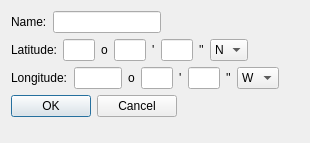
Old version of the form python/res/ui/widgets/location_config.ui in the repository mareuter/lunar-club-tools.
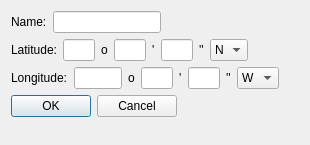
New version of the form.

Commit message: Refs #14. Fixing dialog dimensions.

What changed in the file:
```diff
--- a/python/res/ui/widgets/location_config.ui
+++ b/python/res/ui/widgets/location_config.ui
@@ -7,9 +7,27 @@
     <x>0</x>
     <y>0</y>
     <width>310</width>
-    <height>143</height>
+    <height>145</height>
    </rect>
   </property>
+  <property name="sizePolicy">
+   <sizepolicy hsizetype="Fixed" vsizetype="Fixed">
+    <horstretch>0</horstretch>
+    <verstretch>0</verstretch>
+   </sizepolicy>
+  </property>
+  <property name="minimumSize">
+   <size>
+    <width>310</width>
+    <height>145</height>
+   </size>
+  </property>
+  <property name="maximumSize">
+   <size>
+    <width>310</width>
+    <height>145</height>
+   </size>
+  </property>
   <property name="windowTitle">
    <string>Configure Location</string>
   </property>
```
